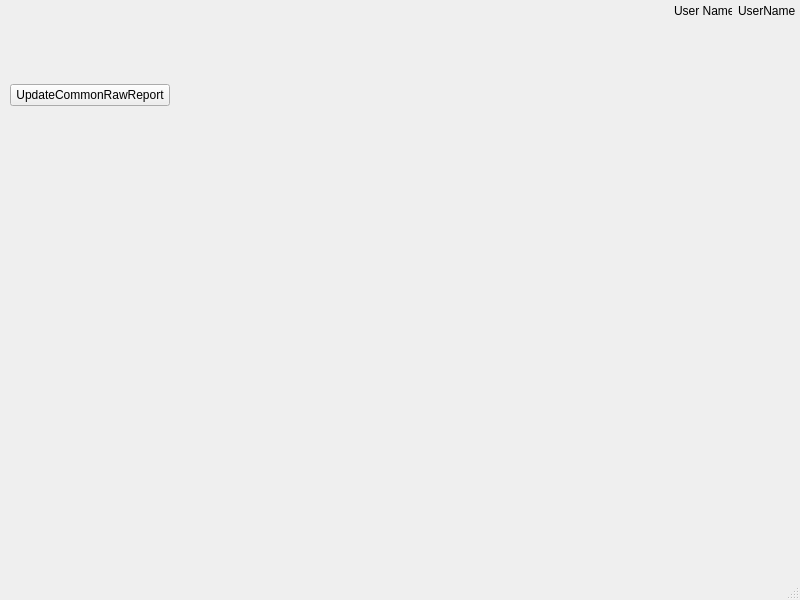
This is Dose/mainwindow.ui in ILisun24121981/Dose as Qt 5 draws it before an edit. The edited form follows.
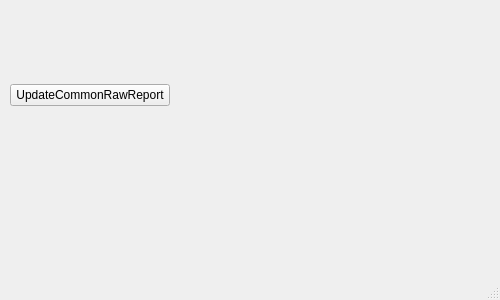
This is the edited form.

Diff of the .ui file:
```diff
--- a/Dose/mainwindow.ui
+++ b/Dose/mainwindow.ui
@@ -6,10 +6,22 @@
    <rect>
     <x>0</x>
     <y>0</y>
-    <width>800</width>
-    <height>600</height>
+    <width>500</width>
+    <height>300</height>
    </rect>
   </property>
+  <property name="minimumSize">
+   <size>
+    <width>500</width>
+    <height>300</height>
+   </size>
+  </property>
+  <property name="maximumSize">
+   <size>
+    <width>500</width>
+    <height>300</height>
+   </size>
+  </property>
   <property name="windowTitle">
    <string>DOSE VIEWER</string>
   </property>
```
Left out of the diff: 2 changed lines with no effect on the pictures.
